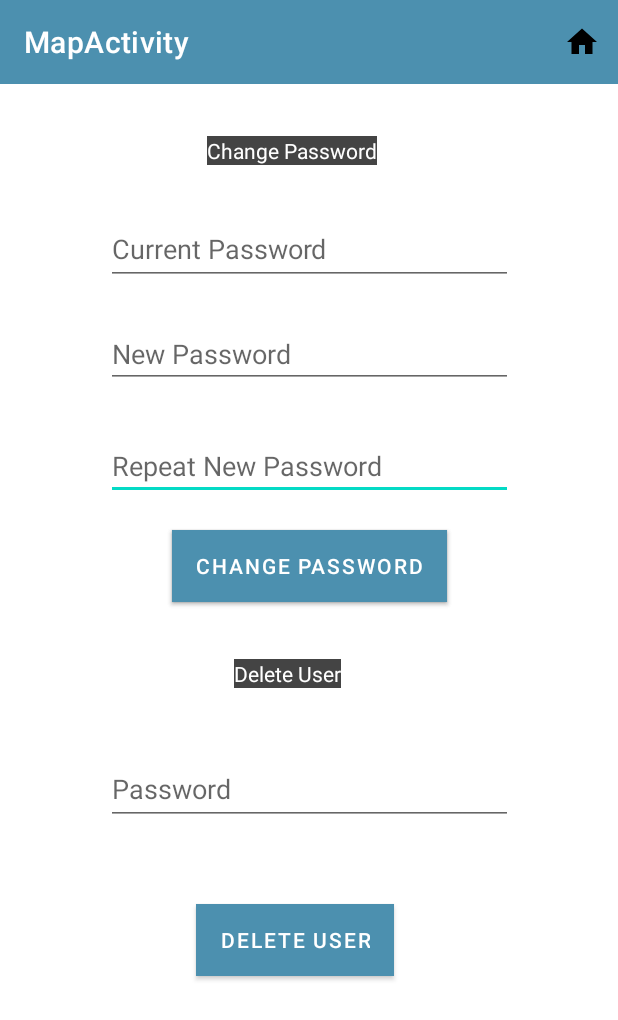
After one commit to Patryk-Stefanski/Rally-Report-Android, an Android app: the UserManagement screen opened directly, with no data from a screen before it, on a phone screen of 412 x 824 dp. The commit adds this screen. Shown: the top 1020 px of the screen. Run offline under Robolectric (Android 15) with nearby library versions, the phone set to English and light mode, and no system bars; our stand-ins replace Firebase (no records; nobody signed in at launch, a user with empty details on screens opened directly), Timber; 1 statement that could not run was skipped.

Commit message:
Addition of user management screen

```diff
--- /dev/null
+++ b/app/src/main/res/drawable/ic_baseline_home_24.xml
@@ -0,0 +1,5 @@
+<vector android:height="24dp" android:tint="#000000"
+    android:viewportHeight="24" android:viewportWidth="24"
+    android:width="24dp" xmlns:android="http://schemas.android.com/apk/res/android">
+    <path android:fillColor="@android:color/white" android:pathData="M10,20v-6h4v6h5v-8h3L12,3 2,12h3v8z"/>
+</vector>
--- /dev/null
+++ b/app/src/main/res/drawable/ic_baseline_person_24.xml
@@ -0,0 +1,5 @@
+<vector android:height="24dp" android:tint="#000000"
+    android:viewportHeight="24" android:viewportWidth="24"
+    android:width="24dp" xmlns:android="http://schemas.android.com/apk/res/android">
+    <path android:fillColor="@android:color/white" android:pathData="M12,12c2.21,0 4,-1.79 4,-4s-1.79,-4 -4,-4 -4,1.79 -4,4 1.79,4 4,4zM12,14c-2.67,0 -8,1.34 -8,4v2h16v-2c0,-2.66 -5.33,-4 -8,-4z"/>
+</vector>
--- /dev/null
+++ b/app/src/main/res/layout/activity_user_management.xml
@@ -0,0 +1,147 @@
+<?xml version="1.0" encoding="utf-8"?>
+<androidx.constraintlayout.widget.ConstraintLayout xmlns:android="http://schemas.android.com/apk/res/android"
+    xmlns:app="http://schemas.android.com/apk/res-auto"
+    xmlns:tools="http://schemas.android.com/tools"
+    android:layout_width="match_parent"
+    android:layout_height="match_parent"
+    app:cardCornerRadius="8dp">
+
+    <com.google.android.material.appbar.AppBarLayout
+        android:id="@+id/appBarLayout2"
+        android:layout_width="0dp"
+        android:layout_height="wrap_content"
+        android:background="@color/colorAccent"
+        android:fitsSystemWindows="true"
+        app:elevation="0dip"
+        app:layout_constraintEnd_toEndOf="parent"
+        app:layout_constraintStart_toStartOf="parent"
+        app:layout_constraintTop_toTopOf="parent"
+        app:theme="@style/ThemeOverlay.AppCompat.Dark.ActionBar">
+
+        <androidx.appcompat.widget.Toolbar
+            android:id="@+id/toolbar"
+            android:layout_width="match_parent"
+            android:layout_height="wrap_content"
+            app:titleTextColor="@color/colorPrimary"
+            app:menu="@menu/user_managment_menu"
+            />
+    </com.google.android.material.appbar.AppBarLayout>
+
+
+
+    <EditText
+        android:id="@+id/new_password_input2"
+        android:layout_width="271dp"
+        android:layout_height="40dp"
+        android:hint="@string/repeat_new_password"
+        app:layout_constraintBottom_toBottomOf="parent"
+        app:layout_constraintEnd_toEndOf="parent"
+        app:layout_constraintStart_toStartOf="parent"
+        app:layout_constraintTop_toTopOf="parent"
+        app:layout_constraintVertical_bias="0.374" />
+
+    <Button
+        android:id="@+id/change_password_button2"
+        android:layout_width="wrap_content"
+        android:layout_height="wrap_content"
+        android:background="#444444"
+        android:text="@string/change_password"
+        android:textColor="#FFFFFF"
+        app:layout_constraintBottom_toBottomOf="parent"
+        app:layout_constraintEnd_toEndOf="parent"
+        app:layout_constraintStart_toStartOf="parent"
+        app:layout_constraintTop_toTopOf="parent"
+        app:layout_constraintVertical_bias="0.455" />
+
+    <EditText
+        android:id="@+id/delete_user_password"
+        android:layout_width="271dp"
+        android:layout_height="48dp"
+        android:hint="@string/password"
+        app:layout_constraintBottom_toBottomOf="parent"
+        app:layout_constraintEnd_toEndOf="parent"
+        app:layout_constraintStart_toStartOf="parent"
+        app:layout_constraintTop_toTopOf="parent"
+        app:layout_constraintVertical_bias="0.647" />
+
+    <TextView
+        android:id="@+id/textView2"
+        android:layout_width="wrap_content"
+        android:layout_height="wrap_content"
+        android:background="#444444"
+        android:text="@string/change_password"
+        android:textColor="#FFFFFF"
+        app:layout_constraintBottom_toBottomOf="parent"
+        app:layout_constraintEnd_toEndOf="parent"
+        app:layout_constraintHorizontal_bias="0.461"
+        app:layout_constraintStart_toStartOf="parent"
+        app:layout_constraintTop_toTopOf="parent"
+        app:layout_constraintVertical_bias="0.113" />
+
+    <EditText
+        android:id="@+id/current_password_input"
+        android:layout_width="271dp"
+        android:layout_height="48dp"
+        android:hint="@string/current_password"
+        app:layout_constraintBottom_toBottomOf="parent"
+        app:layout_constraintEnd_toEndOf="parent"
+        app:layout_constraintStart_toStartOf="parent"
+        app:layout_constraintTop_toTopOf="parent"
+        app:layout_constraintVertical_bias="0.183" />
+
+    <EditText
+        android:id="@+id/new_password_input"
+        android:layout_width="271dp"
+        android:layout_height="40dp"
+        android:hint="@string/new_password"
+        app:layout_constraintBottom_toBottomOf="parent"
+        app:layout_constraintEnd_toEndOf="parent"
+        app:layout_constraintStart_toStartOf="parent"
+        app:layout_constraintTop_toTopOf="parent"
+        app:layout_constraintVertical_bias="0.279" />
+
+    <Button
+        android:id="@+id/change_password_button"
+        android:layout_width="wrap_content"
+        android:layout_height="wrap_content"
+        android:background="#444444"
+        android:text="@string/change_password"
+        android:textColor="#FFFFFF"
+        app:layout_constraintBottom_toBottomOf="parent"
+        app:layout_constraintEnd_toEndOf="parent"
+        app:layout_constraintStart_toStartOf="parent"
+        app:layout_constraintTop_toTopOf="parent"
+        app:layout_constraintVertical_bias="0.455" />
+
+    <TextView
+        android:id="@+id/textView"
+        android:layout_width="wrap_content"
+        android:layout_height="wrap_content"
+        android:background="#444444"
+        android:text="@string/delete_user"
+        android:textColor="#FFFFFF"
+        app:layout_constraintBottom_toBottomOf="parent"
+        app:layout_constraintEnd_toEndOf="parent"
+        app:layout_constraintHorizontal_bias="0.457"
+        app:layout_constraintStart_toStartOf="parent"
+        app:layout_constraintTop_toTopOf="parent"
+        app:layout_constraintVertical_bias="0.546" />
+
+    <Button
+        android:id="@+id/delete_user_button"
+        android:layout_width="wrap_content"
+        android:layout_height="wrap_content"
+        android:background="#444444"
+        android:text="@string/delete_user"
+        android:textColor="#FFFFFF"
+        app:layout_constraintBottom_toBottomOf="parent"
+        app:layout_constraintEnd_toEndOf="parent"
+        app:layout_constraintHorizontal_bias="0.467"
+        app:layout_constraintStart_toStartOf="parent"
+        app:layout_constraintTop_toTopOf="parent"
+        app:layout_constraintVertical_bias="0.777" />
+
+
+
+
+</androidx.constraintlayout.widget.ConstraintLayout>
--- a/app/src/main/res/menu/menu_main.xml
+++ b/app/src/main/res/menu/menu_main.xml
@@ -17,4 +17,9 @@
         android:icon="@android:drawable/ic_menu_revert"
         android:title="@string/menu_addPost"
         app:showAsAction="always"/>
+    <item
+        android:id="@+id/user_management"
+        android:icon="@drawable/ic_baseline_person_24"
+        android:title="@string/menu_addPost"
+        app:showAsAction="always"/>
 </menu>
--- /dev/null
+++ b/app/src/main/res/menu/user_managment_menu.xml
@@ -0,0 +1,10 @@
+<?xml version="1.0" encoding="utf-8"?>
+<menu xmlns:android="http://schemas.android.com/apk/res/android"
+    xmlns:app="http://schemas.android.com/apk/res-auto">
+
+    <item
+        android:id="@+id/return_home"
+        android:title="@string/menu_ReturnHome"
+        android:icon="@drawable/ic_baseline_home_24"
+        app:showAsAction="always"/>
+</menu>
--- a/app/src/main/res/values/strings.xml
+++ b/app/src/main/res/values/strings.xml
@@ -24,14 +24,20 @@
 
     <string name="hello_first_fragment">Hello first fragment</string>
     <string name="hello_second_fragment">Hello second fragment. Arg: %1$s</string>
-    <string name="dont_have_an_account_signup">Dont have an account , signup</string>
+    <string name="dont_have_an_account_signup">Don\'t have an account , signup</string>
     <string name="already_have_an_account_login">Already have an account, login</string>
-    <string name="password">password</string>
-    <string name="email">email</string>
+    <string name="password">Password</string>
+    <string name="email">Email</string>
     <string name="login_button_text">Login</string>
     <string name="login_text">Welcome, please login to continue</string>
     <string name="repeat_password">Repeat Password</string>
     <string name="signup_button_text">Signup</string>
     <string name="signup_text">Please fill out all the details to signup</string>
     <string name="delete_post">Delete Post</string>
+    <string name="repeat_new_password">Repeat New Password</string>
+    <string name="change_password">Change Password</string>
+    <string name="current_password">Current Password</string>
+    <string name="new_password">New Password</string>
+    <string name="delete_user">Delete User</string>
+    <string name="menu_ReturnHome">Return Home</string>
 </resources>
```
Also changed, not shown: app/src/main/AndroidManifest.xml (+14 -4 lines), app/src/main/java/wit/pstefans/rallyreport2/activities/PostListActivity.kt (+12 -9 lines), app/src/main/java/wit/pstefans/rallyreport2/activities/UserManagement.kt (added, +119 -0 lines).
